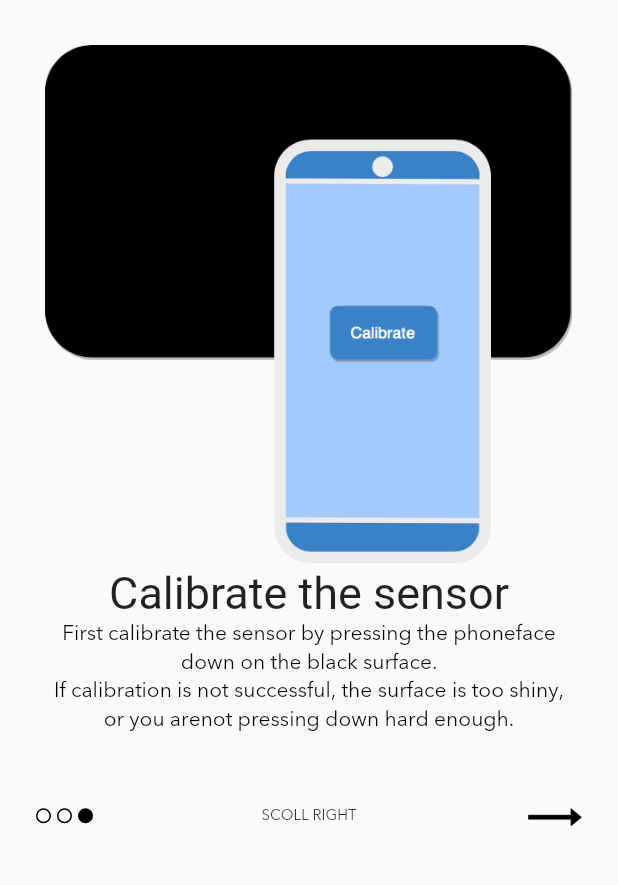
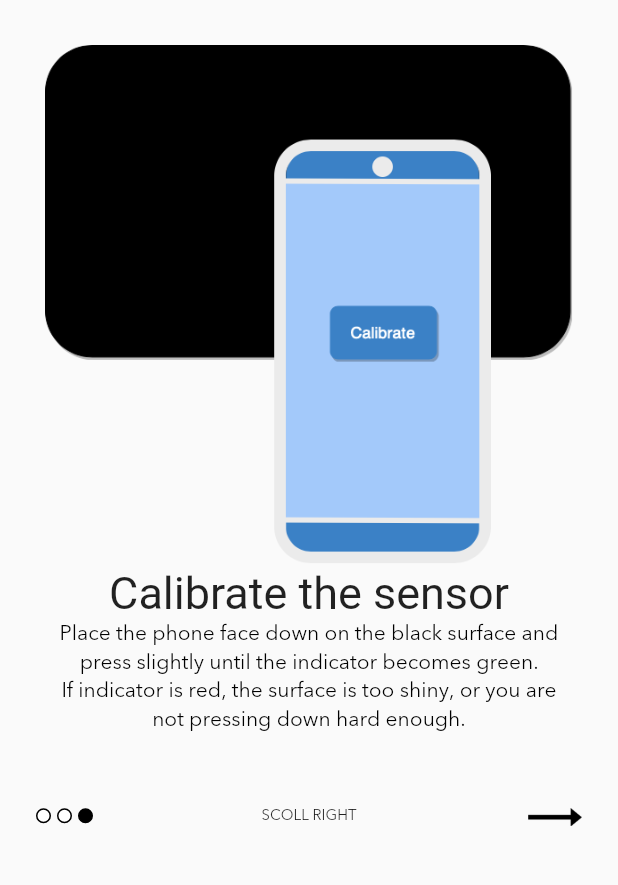
Before and after one commit to danionita/testyourmask, a Flutter app: the screen it shows after launch, swiped to page 3, on a phone screen of 412 x 824 dp, the part 120-1005 px from its top. Run offline on Flutter 3.47's test engine with Material 2 defaults, Android fonts, the phone set to English and light mode, and no system bars; drawn by our look-alikes of carousel_slider; our stand-ins replace sleek_circular_slider; Roboto replaces fonts that are missing (Avenir Bold).

Commit message:
fixed intro text

```diff
--- a/lib/intro.dart
+++ b/lib/intro.dart
@@ -15,19 +15,19 @@ List<String> title = [
   "Calibrate the sensor",
   "Scan your mask"
 ];
-String welcomeString = "This app uses the optical sensor on the back of"
+String welcomeString = "This app uses the optical sensor on the back of "
     "your phone Samsung to estimate the quality of your face mask.";
 String page1String = "1. A dark or shaded area. \n"
     "2. A hard, black surface with as little gloss as possible.\n"
     "3. A Samsung Galaxy Note 4 (or newer) or Samsung Galaxy S6 (or newer).\n"
     "Remove its case for best results.";
-String page2String = "First calibrate the sensor by pressing the phone"
-    "face down on the black surface. \n"
-    "If calibration is not successful, the surface is too shiny, or you are"
+String page2String = "Place the phone "
+    "face down on the black surface and press slightly until the indicator becomes green. \n"
+    "If indicator is red, the surface is too shiny, or you are "
     "not pressing down hard enough.";
 String page3String =
     "Place the mask in-between the phone and the black surface.\n"
-    "The mask should always have the exterior towards the phone"
+    "The mask should always have the exterior towards the phone. \n"
     "Press the phone down using the same pressure used during calibration.\n"
     "Press the scan button and wait for the results";
 List<String> description = [
```
